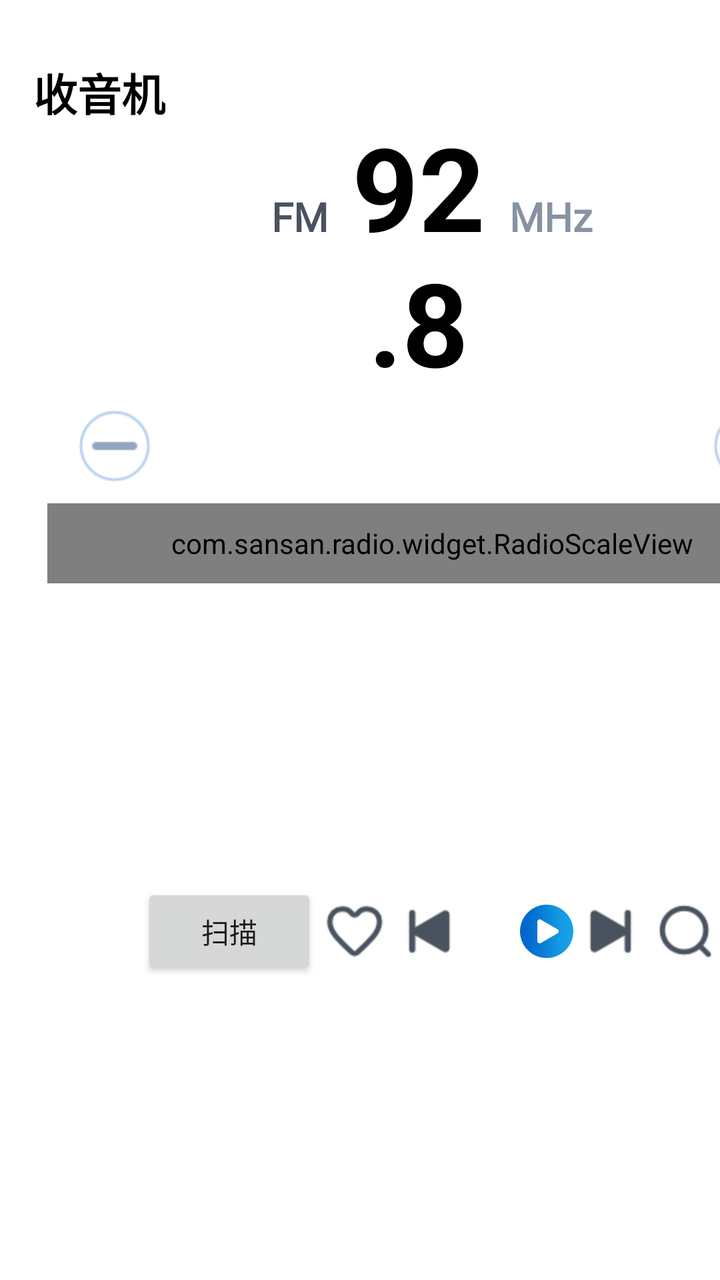
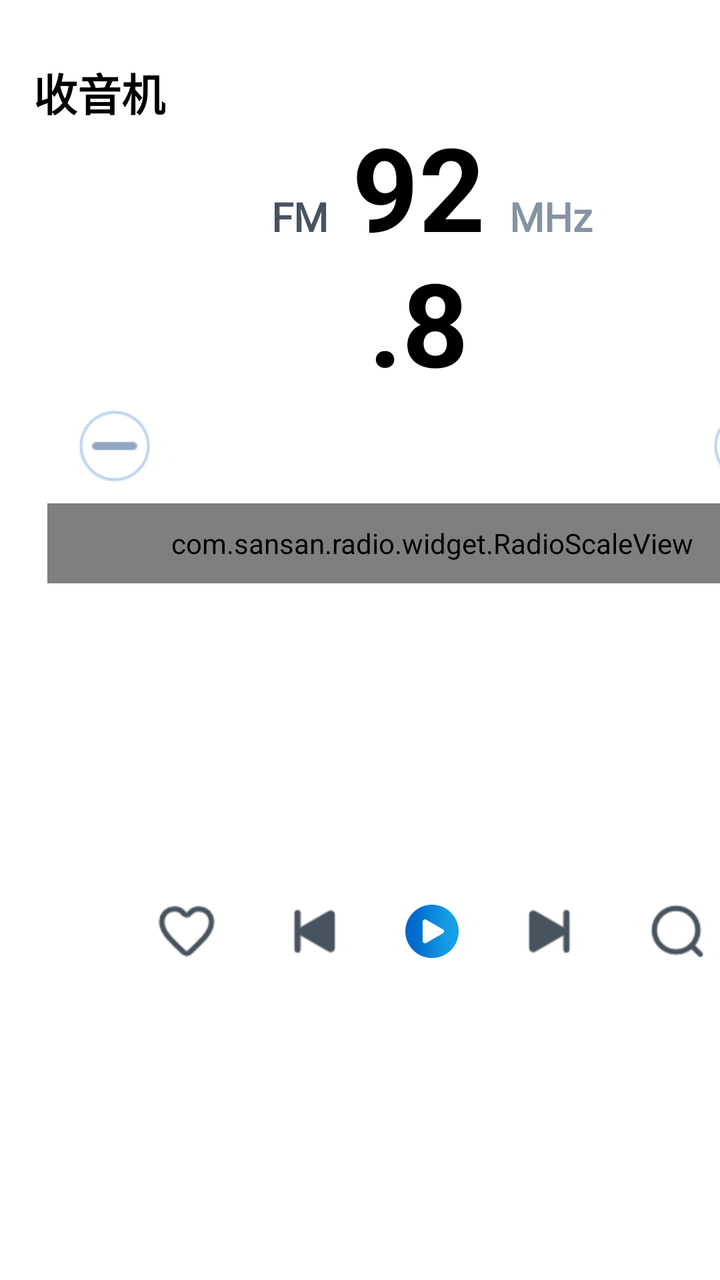

Before-and-after screenshots of an Android layout around one commit, followed by the original layout XML and the change that was made.
<!-- AndroidManifest.xml: application theme AppTheme -->
<!-- res/layout/activity_main.xml -->
<LinearLayout xmlns:android="http://schemas.android.com/apk/res/android"
    android:layout_width="match_parent"
    android:layout_height="match_parent"
    xmlns:app="http://schemas.android.com/apk/res-auto"
    android:orientation="horizontal">

    <LinearLayout
        android:layout_width="1296px"
        android:layout_height="match_parent"
        android:orientation="vertical" >

        <TextView
            android:layout_width="wrap_content"
            android:layout_height="wrap_content"
            android:layout_marginTop="90px"
            android:layout_marginStart="50px"
            android:textColor="@color/black"
            android:textSize="22sp"
            android:textStyle="bold"
            android:fontFamily="@font/alibabapuhuiti_3_65_medium"
            android:text="收音机" />

        <LinearLayout
            android:layout_width="wrap_content"
            android:layout_height="wrap_content"
            android:orientation="horizontal"
            android:layout_gravity="center_horizontal"
            android:gravity="bottom" >

            <TextView
                android:layout_width="wrap_content"
                android:layout_height="wrap_content"
                android:textColor="@color/color_49535F"
                android:textSize="20sp"
                android:textStyle="bold"
                android:includeFontPadding="false"
                android:lineSpacingExtra="0dp"
                android:fontFamily="@font/alibabapuhuiti_3_65_medium"
                android:text="FM" />

            <TextView
                android:id="@+id/tv_frequency"
                android:layout_width="240px"
                android:layout_height="wrap_content"
                android:layout_marginStart="16px"
                android:layout_marginEnd="16px"
                android:gravity="center"
                android:textColor="@color/black"
                android:textSize="58sp"
                android:textStyle="bold"
                android:includeFontPadding="false"
                android:lineSpacingExtra="0dp"
                android:text="92.8" />

            <TextView
                android:layout_width="wrap_content"
                android:layout_height="wrap_content"
                android:textColor="@color/color_8593A2"
                android:textSize="20sp"
                android:textStyle="bold"
                android:includeFontPadding="false"
                android:lineSpacingExtra="0dp"
                android:fontFamily="@font/alibabapuhuiti_3_65_medium"
                android:text="MHz" />

        </LinearLayout>
        
        <androidx.constraintlayout.widget.ConstraintLayout
            android:layout_width="1104px"
            android:layout_height="wrap_content"
            android:layout_gravity="center_horizontal" >

            <ImageView
                android:layout_width="wrap_content"
                android:layout_height="wrap_content"
                app:layout_constraintStart_toStartOf="parent"
                app:layout_constraintTop_toTopOf="parent"
                android:src="@drawable/selector_radio_btn_sub"/>

            <ImageView
                android:layout_width="wrap_content"
                android:layout_height="wrap_content"
                app:layout_constraintEnd_toEndOf="parent"
                app:layout_constraintTop_toTopOf="parent"
                android:src="@drawable/selector_radio_btn_add"/>


        </androidx.constraintlayout.widget.ConstraintLayout>

        <com.sansan.radio.widget.RadioScaleView
            android:id="@+id/view_radio_scale"
            android:layout_width="1154px"
            android:layout_height="120px"
            android:layout_gravity="center_horizontal"
            android:layout_marginTop="10px" />

        <LinearLayout
            android:layout_width="wrap_content"
            android:layout_height="match_parent"
            android:orientation="horizontal"
            android:layout_gravity="center_horizontal"
            android:gravity="center_vertical" >

            <Button
                android:id="@+id/bt"
                android:layout_width="wrap_content"
                android:layout_height="wrap_content"
                android:text="扫描"/>

            <ImageView
                android:layout_width="wrap_content"
                android:layout_height="wrap_content"
                android:src="@drawable/selector_radio_btn_fav"/>

            <ImageView
                android:layout_width="wrap_content"
                android:layout_height="wrap_content"
                android:src="@drawable/selector_radio_previous"/>

            <RelativeLayout
                android:id="@+id/re_play"
                android:layout_width="80px"
                android:layout_height="80px"
                android:layout_marginLeft="80px"
                android:background="@mipmap/img_radio_play_bg" >

                <ImageView
                    android:id="@+id/iv_play"
                    android:layout_width="64px"
                    android:layout_height="64px"
                    android:layout_centerInParent="true"
                    android:src="@mipmap/img_radio_pause" />

            </RelativeLayout>

            <ImageView
                android:layout_width="wrap_content"
                android:layout_height="wrap_content"
                android:src="@drawable/selector_radio_next"/>

            <ImageView
                android:layout_width="wrap_content"
                android:layout_height="wrap_content"
                android:src="@drawable/selector_radio_btn_search"/>


        </LinearLayout>


    </LinearLayout>

    <LinearLayout
        android:layout_width="match_parent"
        android:layout_height="match_parent"
        android:orientation="vertical"
        android:background="@color/color_C5DBF2" >



    </LinearLayout>




</LinearLayout>
<!-- resources referenced by this layout -->
<resources>
  <color name="black">#FF000000</color>
  <color name="color_49535F">#49535F</color>
  <color name="color_8593A2">#8593A2</color>
  <color name="color_C5DBF2">#C5DBF2</color>
  <!-- drawable selector_radio_btn_add (drawable) -->
  <?xml version="1.0" encoding="utf-8"?>
  <selector xmlns:android="http://schemas.android.com/apk/res/android">
  
      <item android:drawable="@mipmap/img_radio_btn_add_d" android:state_pressed="true"/>
      <item android:drawable="@mipmap/img_radio_btn_add"/>
  
  </selector>
  <!-- drawable selector_radio_btn_fav (drawable) -->
  <?xml version="1.0" encoding="utf-8"?>
  <selector xmlns:android="http://schemas.android.com/apk/res/android">
  
      <item android:drawable="@mipmap/img_radio_btn_fav_ed" android:state_selected="true"/>
      <item android:drawable="@mipmap/img_radio_btn_fav"/>
  
  </selector>
  <!-- drawable selector_radio_btn_search (drawable) -->
  <?xml version="1.0" encoding="utf-8"?>
  <selector xmlns:android="http://schemas.android.com/apk/res/android">
  
      <item android:drawable="@mipmap/img_radio_btn_search_d" android:state_selected="true"/>
      <item android:drawable="@mipmap/img_radio_btn_search"/>
  
  </selector>
  <!-- drawable selector_radio_btn_sub (drawable) -->
  <?xml version="1.0" encoding="utf-8"?>
  <selector xmlns:android="http://schemas.android.com/apk/res/android">
  
      <item android:drawable="@mipmap/img_radio_btn_sub_d" android:state_pressed="true"/>
      <item android:drawable="@mipmap/img_radio_btn_sub"/>
  
  </selector>
  <!-- drawable selector_radio_next (drawable) -->
  <?xml version="1.0" encoding="utf-8"?>
  <selector xmlns:android="http://schemas.android.com/apk/res/android">
  
      <item android:drawable="@mipmap/img_radio_next_d" android:state_pressed="true"/>
      <item android:drawable="@mipmap/img_radio_next"/>
  
  </selector>
  <!-- drawable selector_radio_previous (drawable) -->
  <?xml version="1.0" encoding="utf-8"?>
  <selector xmlns:android="http://schemas.android.com/apk/res/android">
  
      <item android:drawable="@mipmap/img_radio_previous_d" android:state_pressed="true"/>
      <item android:drawable="@mipmap/img_radio_previous"/>
  
  </selector>
  <!-- mipmap img_radio_pause: png bitmap (mipmap-hdpi, 3524 bytes) -->
  <!-- mipmap img_radio_play_bg: png bitmap (mipmap-hdpi, 4712 bytes) -->
  <style name="AppTheme" parent="Theme.AppCompat.Light.NoActionBar">
  
          <item name="colorPrimary">@color/color_transparent</item>
          <item name="colorPrimaryDark">@color/color_transparent</item>
          <item name="colorAccent">@color/color_transparent</item>
          <item name="android:windowBackground">@color/white</item>
  
          <item name="android:windowTranslucentNavigation">false</item>
          <item name="android:windowTranslucentStatus">false</item>
          <item name="android:windowIsTranslucent">false</item>
  
          <item name="android:windowAnimationStyle">@style/Animation</item>
  
      </style>
  <color name="color_transparent">#00000000</color>
  <color name="white">#FFFFFFFF</color>
  <style name="Animation">
          <item name="android:activityOpenEnterAnimation">@null</item>
          <item name="android:activityOpenExitAnimation">@null</item>
          <item name="android:activityCloseEnterAnimation">@null</item>
          <item name="android:activityCloseExitAnimation">@null</item>
          <item name="android:taskOpenEnterAnimation">@null</item>
          <item name="android:taskOpenExitAnimation">@null</item>
          <item name="android:taskCloseEnterAnimation">@null</item>
          <item name="android:taskCloseExitAnimation">@null</item>
          <item name="android:taskToFrontEnterAnimation">@null</item>
          <item name="android:taskToFrontExitAnimation">@null</item>
          <item name="android:taskToBackEnterAnimation">@null</item>
          <item name="android:taskToBackExitAnimation">@null</item>
      </style>
</resources>

<!-- the commit's change to res/layout/activity_main.xml (unified diff, before → after) -->
@@ -101,12 +101,6 @@
             android:layout_gravity="center_horizontal"
             android:gravity="center_vertical" >
 
-            <Button
-                android:id="@+id/bt"
-                android:layout_width="wrap_content"
-                android:layout_height="wrap_content"
-                android:text="扫描"/>
-
             <ImageView
                 android:layout_width="wrap_content"
                 android:layout_height="wrap_content"
@@ -115,6 +109,7 @@
             <ImageView
                 android:layout_width="wrap_content"
                 android:layout_height="wrap_content"
+                android:layout_marginLeft="80px"
                 android:src="@drawable/selector_radio_previous"/>
 
             <RelativeLayout
@@ -122,6 +117,7 @@
                 android:layout_width="80px"
                 android:layout_height="80px"
                 android:layout_marginLeft="80px"
+                android:layout_marginRight="80px"
                 android:background="@mipmap/img_radio_play_bg" >
 
                 <ImageView
@@ -136,9 +132,11 @@
             <ImageView
                 android:layout_width="wrap_content"
                 android:layout_height="wrap_content"
+                android:layout_marginRight="80px"
                 android:src="@drawable/selector_radio_next"/>
 
             <ImageView
+                android:id="@+id/iv_search"
                 android:layout_width="wrap_content"
                 android:layout_height="wrap_content"
                 android:src="@drawable/selector_radio_btn_search"/>
